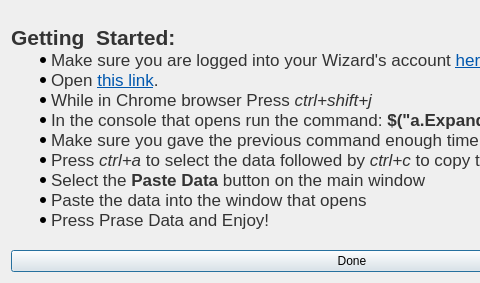
The window that UIs/Help.ui (JeffHoogland/qutemtgstats) describes before a commit, drawn with Qt 5; both pictures show x 0 to 480 and y 0 to 283 of the 704 by 283 pixel window.
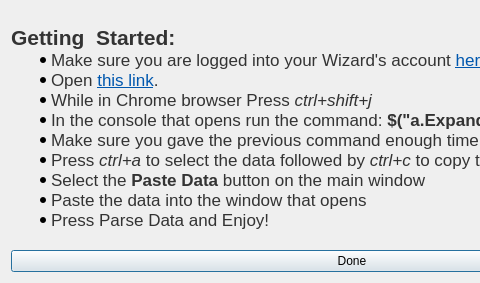
The same window after the commit.

Commit message: Fixed the spelling of parse

```diff
--- a/UIs/Help.ui
+++ b/UIs/Help.ui
@@ -30,7 +30,7 @@
 &lt;li style=&quot; font-family:'Helvetica Neue,Helvetica,Segoe UI,Arial,freesans,sans-serif'; color:#333333;&quot; style=&quot; margin-top:0px; margin-bottom:0px; margin-left:0px; margin-right:0px; -qt-block-indent:0; text-indent:0px;&quot;&gt;Press &lt;span style=&quot; font-style:italic;&quot;&gt;ctrl+a&lt;/span&gt; to select the data followed by &lt;span style=&quot; font-style:italic;&quot;&gt;ctrl+c&lt;/span&gt; to copy the data&lt;/li&gt;
 &lt;li style=&quot; font-family:'Helvetica Neue,Helvetica,Segoe UI,Arial,freesans,sans-serif'; color:#333333;&quot; style=&quot; margin-top:0px; margin-bottom:0px; margin-left:0px; margin-right:0px; -qt-block-indent:0; text-indent:0px;&quot;&gt;Select the &lt;span style=&quot; font-weight:600;&quot;&gt;Paste Data&lt;/span&gt; button on the main window&lt;/li&gt;
 &lt;li style=&quot; font-family:'Helvetica Neue,Helvetica,Segoe UI,Arial,freesans,sans-serif'; color:#333333;&quot; style=&quot; margin-top:0px; margin-bottom:0px; margin-left:0px; margin-right:0px; -qt-block-indent:0; text-indent:0px;&quot;&gt;Paste the data into the window that opens&lt;/li&gt;
-&lt;li style=&quot; font-family:'Helvetica Neue,Helvetica,Segoe UI,Arial,freesans,sans-serif'; color:#333333;&quot; style=&quot; margin-top:0px; margin-bottom:16px; margin-left:0px; margin-right:0px; -qt-block-indent:0; text-indent:0px;&quot;&gt;Press Prase Data and Enjoy!&lt;/li&gt;&lt;/ul&gt;&lt;/body&gt;&lt;/html&gt;</string>
+&lt;li style=&quot; font-family:'Helvetica Neue,Helvetica,Segoe UI,Arial,freesans,sans-serif'; color:#333333;&quot; style=&quot; margin-top:0px; margin-bottom:16px; margin-left:0px; margin-right:0px; -qt-block-indent:0; text-indent:0px;&quot;&gt;Press Parse Data and Enjoy!&lt;/li&gt;&lt;/ul&gt;&lt;/body&gt;&lt;/html&gt;</string>
      </property>
      <property name="openExternalLinks">
       <bool>true</bool>
```
The commit also changes 12 other files.
